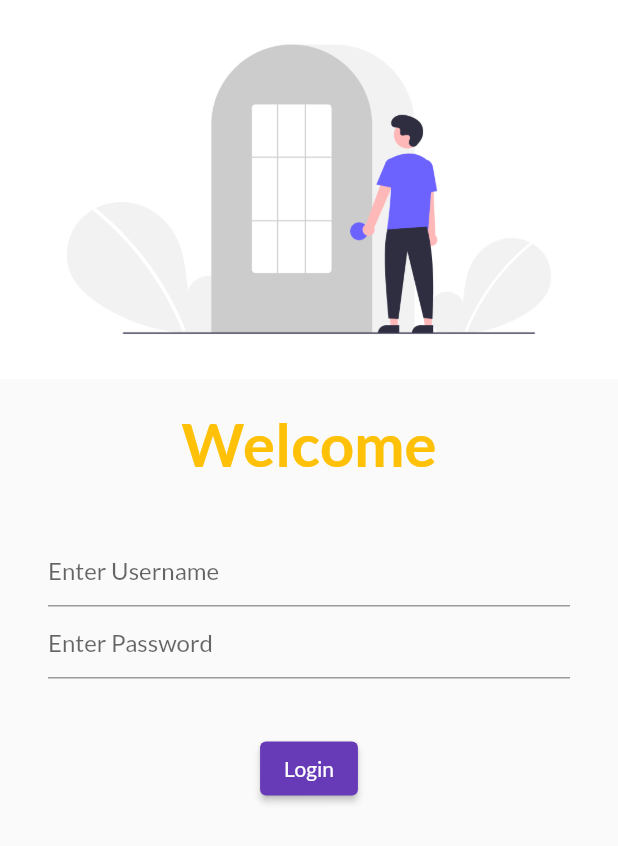
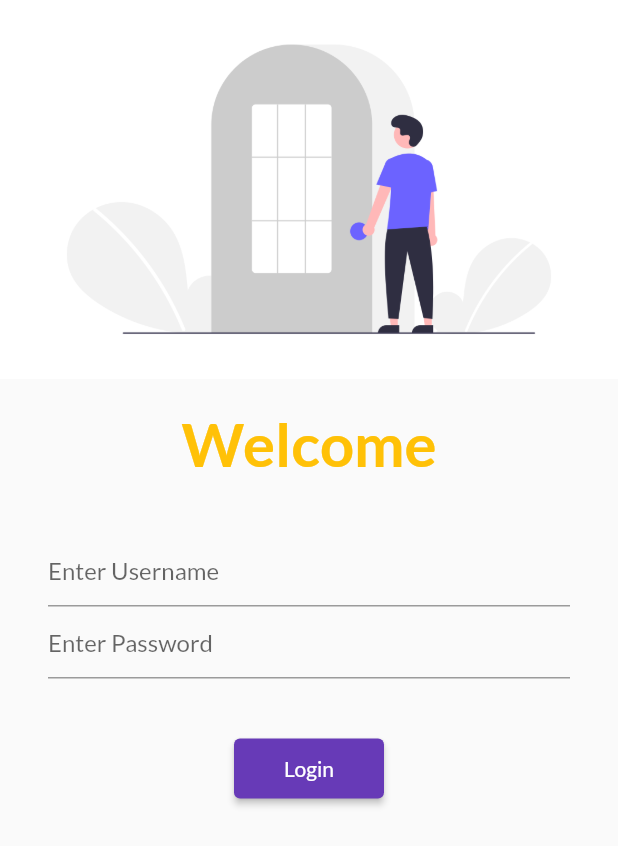
Before and after one commit to Abhishek-Maurya2/catalog, a Flutter app: the screen it shows after launch, on a phone screen of 412 x 824 dp. Shown: the top 846 px of the screen. Run offline on Flutter 3.47's test engine with Material 2 defaults, Android fonts, the phone set to English and light mode, and no system bars; our stand-ins replace google_fonts.

Commit message:
day5 complete

```diff
--- a/lib/main.dart
+++ b/lib/main.dart
@@ -1,5 +1,6 @@
 import 'package:catalog/pages/home.dart';
 import 'package:catalog/pages/login.dart';
+import 'package:catalog/utils/routes.dart';
 import 'package:flutter/material.dart';
 import 'package:google_fonts/google_fonts.dart';
 
@@ -13,14 +14,15 @@ class MyApp extends StatelessWidget {
   @override
   Widget build(BuildContext context) {
     return MaterialApp(
+      debugShowCheckedModeBanner: false,
       theme: ThemeData(
           primarySwatch: Colors.deepPurple,
           fontFamily: GoogleFonts.lato().fontFamily,
           primaryTextTheme: GoogleFonts.latoTextTheme()),
       routes: {
         "/": (context) => LoginPage(),
-        "/home": (context) => HomePage(),
-        "/login": (context) => LoginPage(),
+        MyRoutes.homeRoute: (context) => HomePage(),
+        MyRoutes.loginRoute: (context) => LoginPage(),
       },
     );
   }
--- a/lib/pages/login.dart
+++ b/lib/pages/login.dart
@@ -1,3 +1,4 @@
+import 'package:catalog/utils/routes.dart';
 import 'package:flutter/material.dart';
 
 class LoginPage extends StatelessWidget {
@@ -6,6 +7,7 @@ class LoginPage extends StatelessWidget {
   @override
   Widget build(BuildContext context) {
     return Material(
+        child: SingleChildScrollView(
       child: Column(
         children: [
           Image.asset(
@@ -46,12 +48,13 @@ class LoginPage extends StatelessWidget {
           ),
           ElevatedButton(
             onPressed: () {
-              print("Hi Abhishek");
+              Navigator.pushNamed(context, MyRoutes.homeRoute);
             },
             child: Text("Login"),
+            style: TextButton.styleFrom(minimumSize: Size(100, 40)),
           )
         ],
       ),
-    );
+    ));
   }
 }
--- /dev/null
+++ b/lib/utils/routes.dart
@@ -0,0 +1,6 @@
+
+
+class MyRoutes{
+  static String loginRoute = "/login";
+  static String homeRoute = "/home";
+}
```
